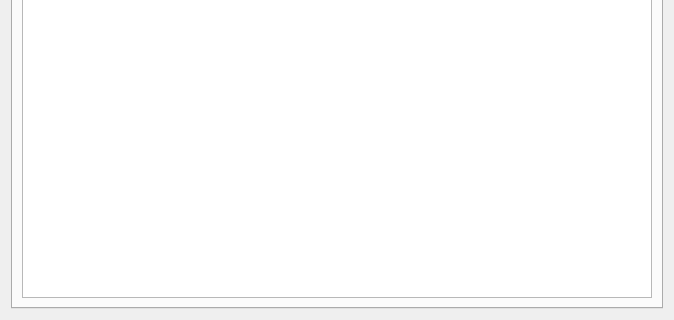
AWAH-SIP/AWAH-SIP_Desktop-GUI, file route.ui: the form before one commit; both pictures show x 0 to 674 and y 315 to 635 of the 674 by 635 pixel window.
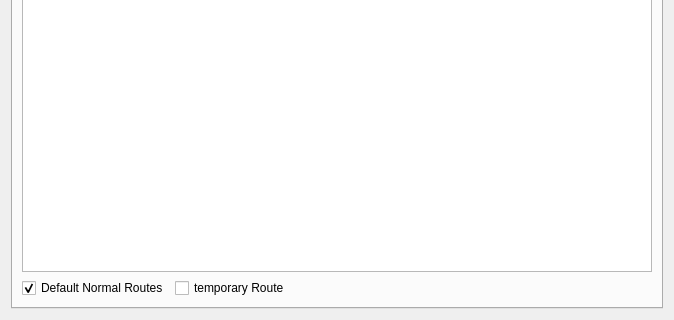
The form after the commit. The open tabs and pages were chosen to show the change.

```diff
--- a/route.ui
+++ b/route.ui
@@ -111,9 +111,39 @@
        <string>GPIO</string>
       </attribute>
       <layout class="QGridLayout" name="gridLayout_2">
-       <item row="0" column="0">
+       <item row="1" column="2">
+        <spacer name="horizontalSpacer_2">
+         <property name="orientation">
+          <enum>Qt::Horizontal</enum>
+         </property>
+         <property name="sizeHint" stdset="0">
+          <size>
+           <width>40</width>
+           <height>20</height>
+          </size>
+         </property>
+        </spacer>
+       </item>
+       <item row="0" column="0" colspan="3">
         <widget class="QTableView" name="tableView_gpioRoutes"/>
        </item>
+       <item row="1" column="0">
+        <widget class="QCheckBox" name="defInversion_checkBox">
+         <property name="text">
+          <string>Default Normal Routes</string>
+         </property>
+         <property name="checked">
+          <bool>true</bool>
+         </property>
+        </widget>
+       </item>
+       <item row="1" column="1">
+        <widget class="QCheckBox" name="gpioTmpRoute_checkBox">
+         <property name="text">
+          <string>temporary Route</string>
+         </property>
+        </widget>
+       </item>
       </layout>
      </widget>
     </widget>
```
Left out of the diff: 2 changed lines with no effect on the pictures.
